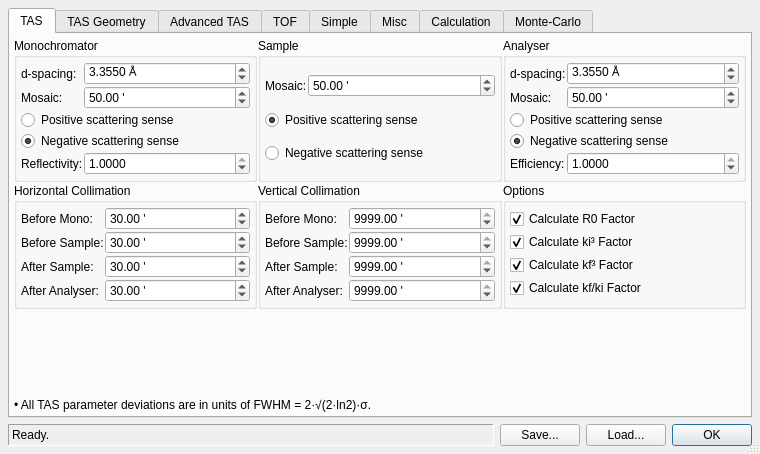
Old version of the form ui/reso.ui in the repository t-weber/takin.
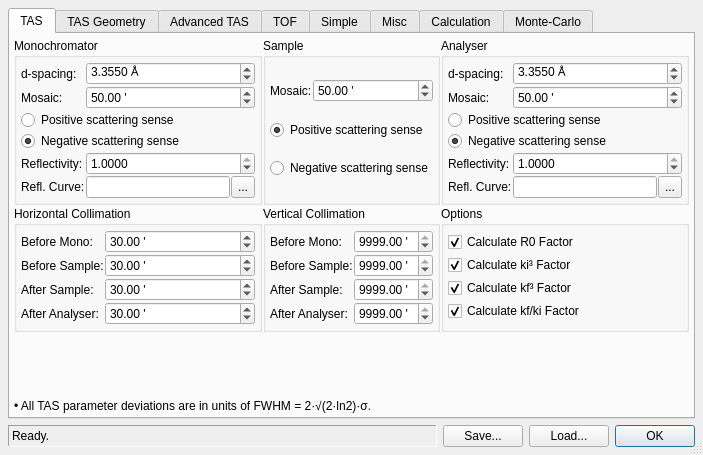
New version of the form. The open tabs and pages were chosen to show the change.

Commit message: added reflectivity curve loading

Diff of the .ui file:
```diff
--- a/ui/reso.ui
+++ b/ui/reso.ui
@@ -6,8 +6,8 @@
    <rect>
     <x>0</x>
     <y>0</y>
-    <width>760</width>
-    <height>454</height>
+				<width>703</width>
+				<height>455</height>
    </rect>
   </property>
   <property name="windowTitle">
@@ -116,22 +116,6 @@
             </property>
            </widget>
           </item>
-          <item row="0" column="1">
-           <widget class="QDoubleSpinBox" name="spinAnad">
-            <property name="suffix">
-             <string> Å</string>
-            </property>
-            <property name="decimals">
-             <number>4</number>
-            </property>
-            <property name="singleStep">
-             <double>0.050000000000000</double>
-            </property>
-            <property name="value">
-             <double>3.355000000000000</double>
-            </property>
-           </widget>
-          </item>
           <item row="1" column="0">
            <widget class="QLabel" name="label_33">
             <property name="sizePolicy">
@@ -145,50 +129,40 @@
             </property>
            </widget>
           </item>
-          <item row="1" column="1">
-           <widget class="QDoubleSpinBox" name="spinAnaMosaic">
-            <property name="suffix">
-             <string> '</string>
-            </property>
-            <property name="decimals">
-             <number>2</number>
-            </property>
-            <property name="maximum">
-             <double>999.000000000000000</double>
-            </property>
-            <property name="value">
-             <double>50.000000000000000</double>
-            </property>
-           </widget>
-          </item>
-          <item row="2" column="0" colspan="2">
-           <widget class="QRadioButton" name="radioAnaScatterPlus">
-            <property name="text">
-             <string>Positive scattering sense</string>
-            </property>
-            <property name="checked">
-             <bool>false</bool>
-            </property>
-           </widget>
-          </item>
-          <item row="3" column="0" colspan="2">
-           <widget class="QRadioButton" name="radioAnaScatterMinus">
-            <property name="text">
-             <string>Negative scattering sense</string>
-            </property>
-            <property name="checked">
-             <bool>true</bool>
-            </property>
-           </widget>
-          </item>
           <item row="4" column="0">
            <widget class="QLabel" name="label_34">
             <property name="text">
-             <string>Efficiency:</string>
+													<string>Reflectivity:</string>
             </property>
            </widget>
           </item>
-          <item row="4" column="1">
+										<item row="5" column="0">
+											<widget class="QLabel" name="label_17">
+												<property name="text">
+													<string>Refl. Curve:</string>
+												</property>
+											</widget>
+										</item>
+										<item row="5" column="1">
+											<widget class="QLineEdit" name="editAnaEffic"/>
+										</item>
+										<item row="5" column="2">
+											<widget class="QToolButton" name="btnAnaEffic">
+												<property name="sizePolicy">
+													<sizepolicy hsizetype="Fixed" vsizetype="Preferred">
+														<horstretch>0</horstretch>
+														<verstretch>0</verstretch>
+													</sizepolicy>
+												</property>
+												<property name="toolTip">
+													<string>Browse for reflectivity files.</string>
+												</property>
+												<property name="text">
+													<string>...</string>
+												</property>
+											</widget>
+										</item>
+										<item row="4" column="1" colspan="2">
            <widget class="QDoubleSpinBox" name="spinAnaEffic">
             <property name="decimals">
              <number>4</number>
@@ -204,6 +178,58 @@
             </property>
            </widget>
           </item>
+										<item row="3" column="0" colspan="3">
+											<widget class="QRadioButton" name="radioAnaScatterMinus">
+												<property name="text">
+													<string>Negative scattering sense</string>
+												</property>
+												<property name="checked">
+													<bool>true</bool>
+												</property>
+											</widget>
+										</item>
+										<item row="2" column="0" colspan="3">
+											<widget class="QRadioButton" name="radioAnaScatterPlus">
+												<property name="text">
+													<string>Positive scattering sense</string>
+												</property>
+												<property name="checked">
+													<bool>false</bool>
+												</property>
+											</widget>
+										</item>
+										<item row="1" column="1" colspan="2">
+											<widget class="QDoubleSpinBox" name="spinAnaMosaic">
+												<property name="suffix">
+													<string> '</string>
+												</property>
+												<property name="decimals">
+													<number>2</number>
+												</property>
+												<property name="maximum">
+													<double>999.000000000000000</double>
+												</property>
+												<property name="value">
+													<double>50.000000000000000</double>
+												</property>
+											</widget>
+										</item>
+										<item row="0" column="1" colspan="2">
+											<widget class="QDoubleSpinBox" name="spinAnad">
+												<property name="suffix">
+													<string> Å</string>
+												</property>
+												<property name="decimals">
+													<number>4</number>
+												</property>
+												<property name="singleStep">
+													<double>0.050000000000000</double>
+												</property>
+												<property name="value">
+													<double>3.355000000000000</double>
+												</property>
+											</widget>
+										</item>
          </layout>
         </widget>
        </item>
@@ -363,22 +389,6 @@
             </property>
            </widget>
           </item>
-          <item row="0" column="1">
-           <widget class="QDoubleSpinBox" name="spinMonod">
-            <property name="suffix">
-             <string> Å</string>
-            </property>
-            <property name="decimals">
-             <number>4</number>
-            </property>
-            <property name="singleStep">
-             <double>0.050000000000000</double>
-            </property>
-            <property name="value">
-             <double>3.355000000000000</double>
-            </property>
-           </widget>
-          </item>
           <item row="1" column="0">
            <widget class="QLabel" name="label_30">
             <property name="sizePolicy">
@@ -392,42 +402,6 @@
             </property>
            </widget>
           </item>
-          <item row="1" column="1">
-           <widget class="QDoubleSpinBox" name="spinMonoMosaic">
-            <property name="suffix">
-             <string> '</string>
-            </property>
-            <property name="decimals">
-             <number>2</number>
-            </property>
-            <property name="maximum">
-             <double>999.000000000000000</double>
-            </property>
-            <property name="value">
-             <double>50.000000000000000</double>
-            </property>
-           </widget>
-          </item>
-          <item row="2" column="0" colspan="2">
-           <widget class="QRadioButton" name="radioMonoScatterPlus">
-            <property name="text">
-             <string>Positive scattering sense</string>
-            </property>
-            <property name="checked">
-             <bool>false</bool>
-            </property>
-           </widget>
-          </item>
-          <item row="3" column="0" colspan="2">
-           <widget class="QRadioButton" name="radioMonoScatterMinus">
-            <property name="text">
-             <string>Negative scattering sense</string>
-            </property>
-            <property name="checked">
-             <bool>true</bool>
-            </property>
-           </widget>
-          </item>
           <item row="4" column="0">
            <widget class="QLabel" name="label_31">
             <property name="text">
@@ -435,7 +409,24 @@
             </property>
            </widget>
           </item>
-          <item row="4" column="1">
+										<item row="5" column="0">
+											<widget class="QLabel" name="label_16">
+												<property name="text">
+													<string>Refl. Curve:</string>
+												</property>
+											</widget>
+										</item>
+										<item row="5" column="1">
+											<widget class="QLineEdit" name="editMonoRefl">
+												<property name="sizePolicy">
+													<sizepolicy hsizetype="Expanding" vsizetype="Fixed">
+														<horstretch>0</horstretch>
+														<verstretch>0</verstretch>
+													</sizepolicy>
+												</property>
+											</widget>
+										</item>
+										<item row="4" column="1" colspan="2">
            <widget class="QDoubleSpinBox" name="spinMonoRefl">
             <property name="decimals">
              <number>4</number>
@@ -451,6 +442,74 @@
             </property>
            </widget>
           </item>
+										<item row="3" column="0" colspan="3">
+											<widget class="QRadioButton" name="radioMonoScatterMinus">
+												<property name="text">
+													<string>Negative scattering sense</string>
+												</property>
+												<property name="checked">
+													<bool>true</bool>
+												</property>
+											</widget>
+										</item>
+										<item row="2" column="0" colspan="3">
+											<widget class="QRadioButton" name="radioMonoScatterPlus">
+												<property name="text">
+													<string>Positive scattering sense</string>
+												</property>
+												<property name="checked">
+													<bool>false</bool>
+												</property>
+											</widget>
+										</item>
+										<item row="1" column="1" colspan="2">
+											<widget class="QDoubleSpinBox" name="spinMonoMosaic">
+												<property name="suffix">
+													<string> '</string>
+												</property>
+												<property name="decimals">
+													<number>2</number>
+												</property>
+												<property name="maximum">
+													<double>999.000000000000000</double>
+												</property>
+												<property name="value">
+													<double>50.000000000000000</double>
+												</property>
+											</widget>
+										</item>
+										<item row="0" column="1" colspan="2">
+											<widget class="QDoubleSpinBox" name="spinMonod">
+												<property name="suffix">
+													<string> Å</string>
+												</property>
+												<property name="decimals">
+													<number>4</number>
+												</property>
+												<property name="singleStep">
+													<double>0.050000000000000</double>
+												</property>
+												<property name="value">
+													<double>3.355000000000000</double>
+												</property>
+											</widget>
+										</item>
+										<item row="5" column="2">
+											<widget class="QToolButton" name="btnMonoRefl">
+												<property name="sizePolicy">
+													<sizepolicy hsizetype="Fixed" vsizetype="Preferred">
+														<horstretch>0</horstretch>
+														<verstretch>0</verstretch>
+													</sizepolicy>
+												</property>
+												<property name="toolTip">
+													<string>Browse for reflectivity files.</string>
+												</property>
+												<property name="text">
+													<string>...</string>
+												</property>
+											</widget>
+										</item>
          </layout>
         </widget>
        </item>
```
Left out of the diff: 4 changed lines with no effect on the pictures. Lines whose indentation alone changed are shown as unchanged. The commit also changes 11 other files.
